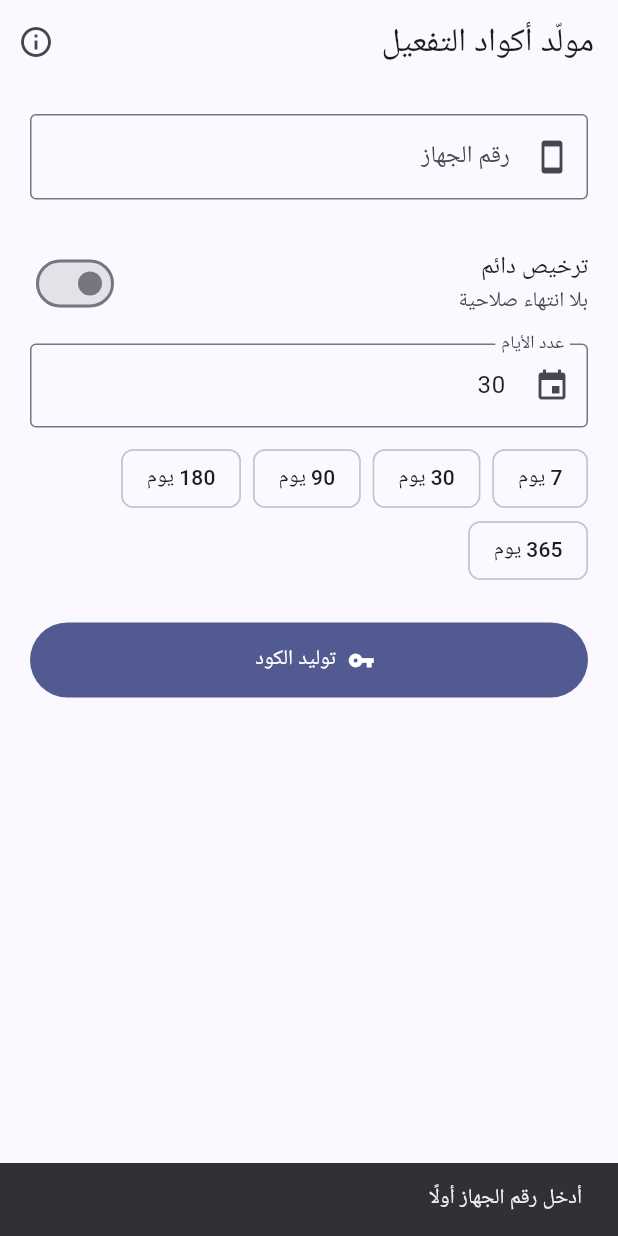
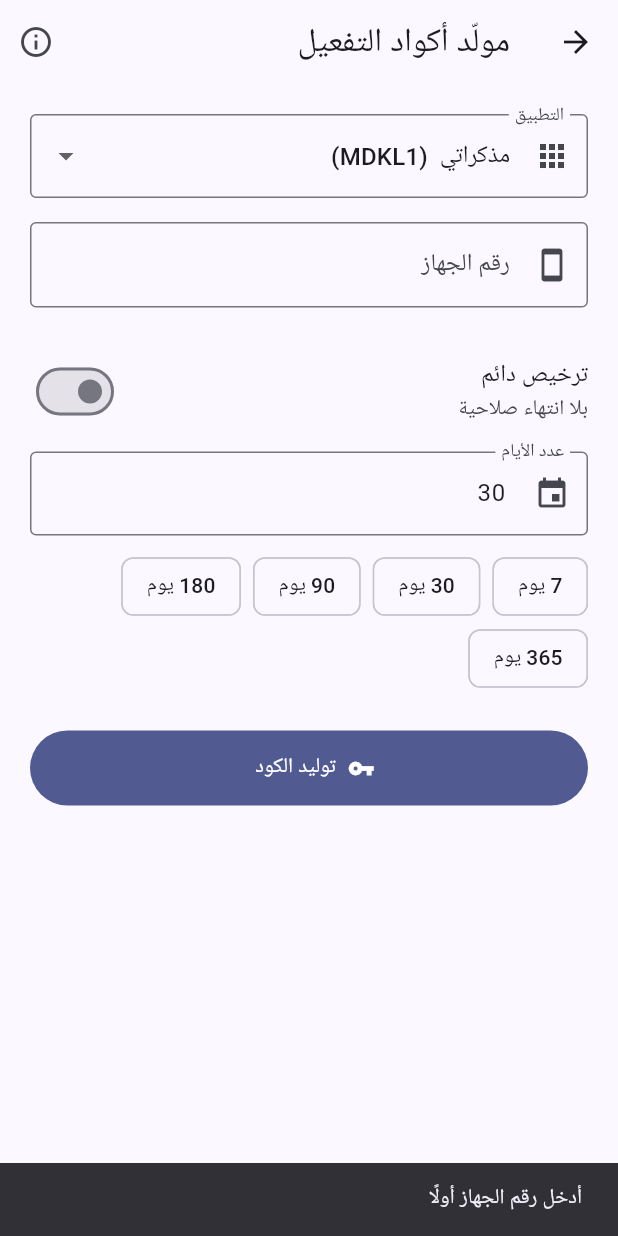
Before and after one commit to alaoufi/alaoufi_notes, a Flutter app: the _GeneratorScreen screen opened directly with empty values, after a tap on "توليد الكود", on a phone screen of 412 x 824 dp. Run offline on Flutter 3.47's test engine with Material 3 defaults, Android fonts, the phone set to English and light mode, and no system bars; our stand-ins replace audioplayers, device_info_plus, dynamic_color, file_picker, flutter_colorpicker, flutter_local_notifications and 15 more; missing offline and left inert: android_id, cryptography, encrypt, extension_google_sign_in_as_googleapis_auth, flutter_quill, googleapis and 2 more; accounts and stored records are empty; project files that could hold a hidden picture were left out.

Commit message:
المولّد: إضافة تطبيق «مراح» (prefix MRHL1) بالخوارزمية المعتمدة
- LicenseCodec.generate: دعم بادئة [prefix] لكل تطبيق (افتراضي MDKL1).
- main.dart: منتقي تطبيق (AppProfile) — «مذكراتي» (بذرة المالك المُدخَلة) و«مراح»
  (بذرة مدمجة + MRHL1). التوليد يستخدم بادئة/بذرة الملفّ المختار، فينتج 66 بايت
  → 106 حرف Base32 (لا الصيغة القديمة في tool/license.dart).
- يمكن الوصول للمولّد ببذور مدمجة (مراح) دون إدخال بذرة «مذكراتي» (زر تخطّي).
- تحقّق التطابق الحرفيّ للمتجه المرجعيّ (deviceId=B5E3DEDGEBYWJQAS, dur=0) ⇒ 106
  حرفًا مطابقة تمامًا (المفتاح العامّ لمراح: q6t0BfdSs/AF9EAHkRAwAoaqRwHFp7m052uCRxlwKw4=).
- build-keygen: versionCode من الزمن (الدقائق) ليُثبَّت المولّد الجديد فوق القديم.

Co-Authored-By: Claude Fable 5 <noreply@anthropic.com>
Claude-Session: https://claude.ai/code/session_01EgFDkQ7WC3S16HHMbyH5e4

```diff
--- a/keygen/_src/lib/license_codec.dart
+++ b/keygen/_src/lib/license_codec.dart
@@ -15,15 +15,18 @@ class LicenseCodec {
   /// [deviceId]: معرّف الجهاز كما يعرضه التطبيق (تُزال الشرطات والمسافات).
   /// [durationDays]: عدد الأيام، أو 0 لترخيص **دائم**.
   /// [seed]: 32 بايت (المفتاح الخاصّ للمالك).
+  /// [prefix]: بادئة صيغة الرسالة الخاصّة بكلّ تطبيق (يجب أن تطابق `_msgPrefix`
+  /// في ذلك التطبيق). الافتراضي [msgPrefix] لتطبيق «مذكراتي».
   static Future<String> generate({
     required String deviceId,
     required int durationDays,
     required List<int> seed,
+    String prefix = msgPrefix,
   }) async {
     final id = _normalizeId(deviceId);
     final dur = durationDays.clamp(0, 65535);
     final kp = await _ed.newKeyPairFromSeed(seed);
-    final msg = utf8.encode('$msgPrefix|$id|$dur');
+    final msg = utf8.encode('$prefix|$id|$dur');
     final sig = await _ed.sign(msg, keyPair: kp);
     final bytes = <int>[(dur >> 8) & 0xff, dur & 0xff, ...sig.bytes];
     return _group(base32(bytes));
--- a/keygen/_src/lib/main.dart
+++ b/keygen/_src/lib/main.dart
@@ -10,6 +10,22 @@ const _storage = FlutterSecureStorage(
   aOptions: AndroidOptions(encryptedSharedPreferences: true),
 );
 const _kSeed = 'owner_seed_hex';
+
+/// ملفّ تطبيق: (المعرّف، الاسم، بادئة الصيغة، البذرة 32 بايت).
+/// كلّ تطبيق له زوج مفاتيح وبادئة مستقلّة، ويُولّد بنفس [LicenseCodec] المعتمد
+/// (66 بايت → 106 حرف Base32).
+class AppProfile {
+  final String id;
+  final String name;
+  final String prefix;
+  final List<int> seed;
+  const AppProfile(this.id, this.name, this.prefix, this.seed);
+}
+
+// «مراح» — بذرة المالك مدمجة في أداة المولّد الخاصّة بالمالك فقط (ليست في
+// التطبيق المنشور). المفتاح العامّ المقابل: q6t0BfdSs/AF9EAHkRAwAoaqRwHFp7m052uCRxlwKw4=
+const _marahSeedHex =
+    '38beeb3667847dc80f248da1960f0bd7ac6484afa048ff641978119991a4d470';
 
 class KeygenApp extends StatelessWidget {
   const KeygenApp({super.key});
@@ -42,6 +58,7 @@ class _Home extends StatefulWidget {
 
 class _HomeState extends State<_Home> {
   bool _loading = true;
+  bool _skip = false; // تخطّي إدخال بذرة «مذكراتي» (لتطبيقات مدمجة كـ«مراح»).
   List<int>? _seed; // 32 بايت.
 
   @override
@@ -71,18 +88,30 @@ class _HomeState extends State<_Home> {
     if (_loading) {
       return const Scaffold(body: Center(child: CircularProgressIndicator()));
     }
-    if (_seed == null) return _SetupScreen(onSaved: _saveSeed);
-    return _GeneratorScreen(seed: _seed!, onResetSeed: () async {
-      await _storage.delete(key: _kSeed);
-      setState(() => _seed = null);
-    });
+    if (_seed == null && !_skip) {
+      return _SetupScreen(
+        onSaved: _saveSeed,
+        onSkip: () => setState(() => _skip = true),
+      );
+    }
+    return _GeneratorScreen(
+      ownerSeed: _seed, // بذرة «مذكراتي» (قد تكون null ⇒ تتاح «مراح» فقط).
+      onResetSeed: () async {
+        await _storage.delete(key: _kSeed);
+        setState(() {
+          _seed = null;
+          _skip = false;
+        });
+      },
+    );
   }
 }
 
 /// شاشة الإعداد لأوّل مرّة: إدخال المفتاح الخاصّ أو توليد زوج جديد.
 class _SetupScreen extends StatefulWidget {
   final Future<void> Function(String hex) onSaved;
-  const _SetupScreen({required this.onSaved});
+  final VoidCallback? onSkip; // المتابعة لتطبيقات ببذور مدمجة (مراح) دون إدخال بذرة.
+  const _SetupScreen({required this.onSaved, this.onSkip});
 
   @override
   State<_SetupScreen> createState() => _SetupScreenState();
@@ -169,6 +198,16 @@ class _SetupScreenState extends State<_SetupScreen> {
                   'عدم القدرة على توليد أكواد بعد ذلك.',
                   style: TextStyle(color: Colors.red, fontSize: 12)),
             ],
+            if (widget.onSkip != null) ...[
+              const SizedBox(height: 24),
+              const Divider(),
+              const SizedBox(height: 8),
+              TextButton.icon(
+                onPressed: widget.onSkip,
+                icon: const Icon(Icons.arrow_forward),
+                label: const Text('المتابعة لتطبيقات مدمجة فقط (مراح)'),
+              ),
+            ],
           ],
         ),
       ),
@@ -178,9 +217,9 @@ class _SetupScreenState extends State<_SetupScreen> {
 
 /// شاشة توليد الأكواد.
 class _GeneratorScreen extends StatefulWidget {
-  final List<int> seed;
+  final List<int>? ownerSeed; // بذرة «مذكراتي» (قد تكون null).
   final Future<void> Function() onResetSeed;
-  const _GeneratorScreen({required this.seed, required this.onResetSeed});
+  const _GeneratorScreen({required this.ownerSeed, required this.onResetSeed});
 
   @override
   State<_GeneratorScreen> createState() => _GeneratorScreenState();
@@ -193,12 +232,29 @@ class _GeneratorScreenState extends State<_GeneratorScreen> {
   String? _key;
   String _pub = '...';
 
+  late final List<AppProfile> _apps;
+  late AppProfile _app;
+
   static const _presets = [7, 30, 90, 180, 365];
 
   @override
   void initState() {
     super.initState();
-    LicenseCodec.publicKeyB64(widget.seed)
+    _apps = [
+      // «مذكراتي» يظهر فقط عند توفّر بذرة المالك المُدخَلة.
+      if (widget.ownerSeed != null)
+        AppProfile('mudhakkarati', 'مذكراتي', LicenseCodec.msgPrefix,
+            widget.ownerSeed!),
+      // «مراح» ببذرة مدمجة وبادئة MRHL1.
+      AppProfile('marah', 'مراح', 'MRHL1', _hexToBytes(_marahSeedHex)),
+    ];
+    _app = _apps.first;
+    _refreshPub();
+  }
+
+  void _refreshPub() {
+    setState(() => _pub = '...');
+    LicenseCodec.publicKeyB64(_app.seed)
         .then((v) => mounted ? setState(() => _pub = v) : null);
   }
 
@@ -228,7 +284,8 @@ class _GeneratorScreenState extends State<_GeneratorScreen> {
     final key = await LicenseCodec.generate(
       deviceId: device,
       durationDays: _permanent ? 0 : days,
-      seed: widget.seed,
+      seed: _app.seed,
+      prefix: _app.prefix,
     );
     if (!mounted) return;
     setState(() => _key = key);
@@ -253,6 +310,31 @@ class _GeneratorScreenState extends State<_GeneratorScreen> {
         child: Column(
           crossAxisAlignment: CrossAxisAlignment.stretch,
           children: [
+            // منتقي التطبيق (يحدّد البادئة والبذرة المستخدمة في التوليد).
+            DropdownButtonFormField<AppProfile>(
+              initialValue: _app,
+              decoration: const InputDecoration(
+                labelText: 'التطبيق',
+                prefixIcon: Icon(Icons.apps),
+                border: OutlineInputBorder(),
+              ),
+              items: [
+                for (final a in _apps)
+                  DropdownMenuItem(
+                    value: a,
+                    child: Text('${a.name}  (${a.prefix})'),
+                  ),
+              ],
+              onChanged: (v) {
+                if (v == null) return;
+                setState(() {
+                  _app = v;
+                  _key = null; // ألغِ رمزًا سابقًا لتطبيق آخر.
+                });
+                _refreshPub();
+              },
+            ),
+            const SizedBox(height: 16),
             TextField(
               controller: _deviceCtrl,
               decoration: const InputDecoration(
```
Also changed, not shown: 1 other file.
